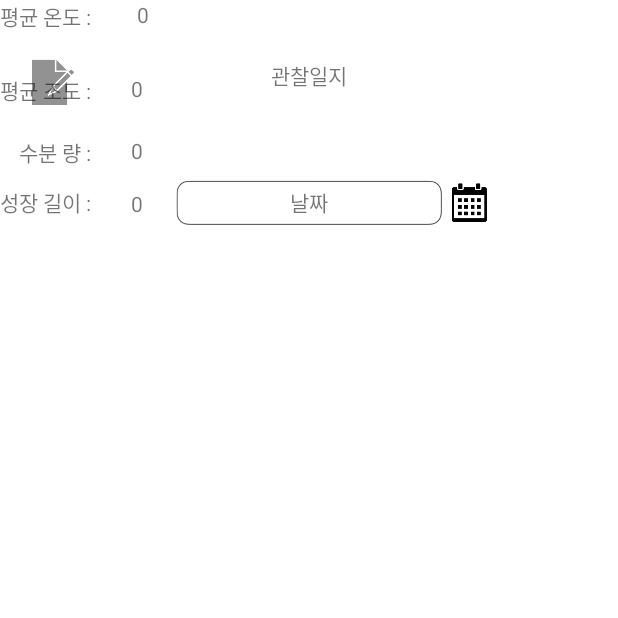
After one commit to sonmyungwon/Software-Development, an Android app: the DiaryActivity screen opened directly, with no data from a screen before it, on a phone screen of 412 x 824 dp, the top half of it. The commit adds this screen. Run offline under Robolectric (Android 15) with nearby library versions, the phone set to English and light mode, and no system bars; our stand-ins replace Firebase (no records; nobody signed in at launch, a user with empty details on screens opened directly).

Commit message:
관찰일지  UI

```diff
--- a/SmartFarmActivity/app/build.gradle
+++ b/SmartFarmActivity/app/build.gradle
@@ -41,6 +41,7 @@ dependencies {
     implementation 'com.google.firebase:firebase-database-ktx:20.0.6'
     implementation 'com.google.firebase:firebase-auth-ktx:21.0.8'
     implementation 'com.google.firebase:firebase-database:20.0.6'
+    implementation 'com.google.firebase:firebase-storage-ktx:20.0.1'
     testImplementation 'junit:junit:4.13.2'
     androidTestImplementation 'androidx.test.ext:junit:1.1.3'
     androidTestImplementation 'androidx.test.espresso:espresso-core:3.4.0'
@@ -49,5 +50,7 @@ dependencies {
     implementation 'com.google.firebase:firebase-analytics-ktx'
     implementation platform('com.google.firebase:firebase-bom:29.0.3')
     implementation 'org.jetbrains.kotlinx:kotlinx-coroutines-android:1.3.3'
-
+    implementation 'com.google.firebase:firebase-core:20.1.2'
+    implementation 'com.google.firebase:firebase-storage:20.0.1'
+    implementation 'com.github.bumptech.glide:glide:4.12.0'
 }
--- /dev/null
+++ b/SmartFarmActivity/app/src/main/java/com/example/myapplication/DiaryActivity.kt
@@ -0,0 +1,75 @@
+package com.example.myapplication
+
+import android.app.DatePickerDialog
+import androidx.appcompat.app.AppCompatActivity
+import android.os.Bundle
+import android.util.Log
+import android.widget.DatePicker
+import android.widget.ImageView
+import android.widget.TextView
+import com.bumptech.glide.Glide
+import com.bumptech.glide.load.engine.DiskCacheStrategy
+import com.google.firebase.auth.FirebaseAuth
+import com.google.firebase.database.FirebaseDatabase
+import com.google.firebase.storage.FirebaseStorage
+import java.util.Calendar
+import java.util.GregorianCalendar
+
+class DiaryActivity : AppCompatActivity() {
+
+    private lateinit var auth : FirebaseAuth
+
+    override fun onCreate(savedInstanceState: Bundle?) {
+
+        super.onCreate(savedInstanceState)
+        setContentView(R.layout.activity_diary)
+
+        val database = FirebaseDatabase.getInstance()
+        val myRef = database.getReference("user/diary/avg_led")
+
+        val avgTemp = findViewById<TextView>(R.id.avgTemp)
+        val avgLight = findViewById<TextView>(R.id.avgLight)
+        val water = findViewById<TextView>(R.id.water)
+        val growth = findViewById<TextView>(R.id.growth)
+
+        val dateBtn = findViewById<ImageView>(R.id.dateBtn)
+        val textDay = findViewById<TextView>(R.id.dayText)
+
+        val today = GregorianCalendar()
+        val year : Int = today.get(Calendar.YEAR)
+        val month : Int = today.get(Calendar.MONTH)
+        val date : Int = today.get(Calendar.DATE)
+
+        dateBtn?.setOnClickListener{
+
+            val dlg = DatePickerDialog(this, object : DatePickerDialog.OnDateSetListener {
+
+                override fun onDateSet(view: DatePicker?,year: Int, month: Int, dayOfMonth: Int)
+                {
+                    Log.d("MAIN", "${year}. ${month + 1}. $dayOfMonth")
+                    textDay.text = "${year}. ${month + 1}. $dayOfMonth"
+                }
+
+            },year,month, date)
+
+            dlg.show()
+        }
+
+        var imageUrl:String = ""
+
+        val storage: FirebaseStorage = FirebaseStorage.getInstance("gs://smartfarmactivity.appspot.com/text_bar.png")
+        var storageRef = storage.reference
+        val pathReference = storageRef.child("images/text_bar.png")
+
+        fun loadImage(imageView: ImageView, url: String){
+            pathReference.downloadUrl.addOnSuccessListener { uri ->
+                Glide.with(imageView.context)
+                    .load(uri)
+                    .diskCacheStrategy(DiskCacheStrategy.NONE)
+                    .centerCrop()
+                    .into(imageView)
+            }
+        }
+
+    }
+}
--- a/SmartFarmActivity/app/src/main/res/layout/activity_auto_control.xml
+++ b/SmartFarmActivity/app/src/main/res/layout/activity_auto_control.xml
@@ -256,7 +256,7 @@
         android:id="@+id/per6"
         android:layout_width="20dp"
         android:layout_height="20dp"
-        android:layout_marginStart="3dp"
+        android:layout_marginStart="4dp"
         android:background="#009688"
         android:visibility="invisible"
         app:layout_constraintStart_toEndOf="@+id/per5"
--- /dev/null
+++ b/SmartFarmActivity/app/src/main/res/layout/activity_diary.xml
@@ -0,0 +1,147 @@
+<?xml version="1.0" encoding="utf-8"?>
+<androidx.constraintlayout.widget.ConstraintLayout xmlns:android="http://schemas.android.com/apk/res/android"
+    xmlns:app="http://schemas.android.com/apk/res-auto"
+    xmlns:tools="http://schemas.android.com/tools"
+    android:layout_width="match_parent"
+    android:layout_height="match_parent"
+    tools:context=".DiaryActivity">
+
+    <TextView
+        android:id="@+id/textView10"
+        android:layout_width="197dp"
+        android:layout_height="44dp"
+        android:layout_marginTop="28dp"
+        android:gravity="center"
+        android:text="관찰일지"
+        app:layout_constraintEnd_toEndOf="parent"
+        app:layout_constraintStart_toStartOf="parent"
+        app:layout_constraintTop_toTopOf="parent" />
+
+    <ImageView
+        android:layout_width="35dp"
+        android:layout_height="37dp"
+        android:layout_marginStart="16dp"
+        android:layout_marginTop="36dp"
+        android:src="@drawable/diary_icon"
+        app:layout_constraintStart_toStartOf="parent"
+        app:layout_constraintTop_toTopOf="parent" />
+
+    <ImageView
+        android:id="@+id/imageView5"
+        android:layout_width="183dp"
+        android:layout_height="38dp"
+        android:layout_marginTop="116dp"
+        android:src="@drawable/text_bar"
+        app:layout_constraintEnd_toEndOf="parent"
+        app:layout_constraintStart_toStartOf="parent"
+        app:layout_constraintTop_toTopOf="parent" />
+
+    <TextView
+        android:id="@+id/dayText"
+        android:layout_width="183dp"
+        android:layout_height="38dp"
+        android:gravity="center"
+        android:text="날짜"
+        app:layout_constraintBottom_toBottomOf="@+id/imageView5"
+        app:layout_constraintEnd_toEndOf="@+id/imageView5"
+        app:layout_constraintHorizontal_bias="0.0"
+        app:layout_constraintStart_toStartOf="@+id/imageView5"
+        app:layout_constraintTop_toTopOf="@+id/imageView5"
+        app:layout_constraintVertical_bias="0.0" />
+
+    <ImageView
+        android:id="@+id/dateBtn"
+        android:layout_width="30dp"
+        android:layout_height="27dp"
+        android:src="@drawable/calender_icon"
+        app:layout_constraintBottom_toBottomOf="@+id/dayText"
+        app:layout_constraintStart_toEndOf="@+id/dayText"
+        app:layout_constraintTop_toTopOf="@+id/dayText" />
+
+    <TextView
+        android:id="@+id/textView26"
+        android:layout_width="wrap_content"
+        android:layout_height="wrap_content"
+        android:text="평균 온도 : "
+        tools:layout_editor_absoluteX="140dp"
+        tools:layout_editor_absoluteY="530dp" />
+
+    <TextView
+        android:id="@+id/textView27"
+        android:layout_width="wrap_content"
+        android:layout_height="wrap_content"
+        android:layout_marginTop="28dp"
+        android:text="평균 조도 : "
+        app:layout_constraintEnd_toEndOf="@+id/textView26"
+        app:layout_constraintHorizontal_bias="0.0"
+        app:layout_constraintStart_toStartOf="@+id/textView26"
+        app:layout_constraintTop_toBottomOf="@+id/textView26" />
+
+    <TextView
+        android:id="@+id/textView29"
+        android:layout_width="wrap_content"
+        android:layout_height="wrap_content"
+        android:layout_marginTop="12dp"
+        android:text="성장 길이 : "
+        app:layout_constraintEnd_toEndOf="@+id/textView28"
+        app:layout_constraintHorizontal_bias="1.0"
+        app:layout_constraintStart_toStartOf="@+id/textView28"
+        app:layout_constraintTop_toBottomOf="@+id/textView28" />
+
+    <TextView
+        android:id="@+id/water"
+        android:layout_width="wrap_content"
+        android:layout_height="wrap_content"
+        android:layout_marginStart="20dp"
+        android:text=" 0 "
+        app:layout_constraintBottom_toBottomOf="@+id/textView28"
+        app:layout_constraintStart_toEndOf="@+id/textView28"
+        app:layout_constraintTop_toTopOf="@+id/textView28"
+        app:layout_constraintVertical_bias="0.0" />
+
+    <TextView
+        android:id="@+id/avgTemp"
+        android:layout_width="wrap_content"
+        android:layout_height="wrap_content"
+        android:layout_marginStart="24dp"
+        android:text=" 0 "
+        app:layout_constraintBottom_toBottomOf="@+id/textView26"
+        app:layout_constraintStart_toEndOf="@+id/textView26"
+        app:layout_constraintTop_toTopOf="@+id/textView26"
+        app:layout_constraintVertical_bias="0.0" />
+
+    <TextView
+        android:id="@+id/growth"
+        android:layout_width="wrap_content"
+        android:layout_height="wrap_content"
+        android:layout_marginStart="20dp"
+        android:text=" 0 "
+        app:layout_constraintBottom_toBottomOf="@+id/textView29"
+        app:layout_constraintStart_toEndOf="@+id/textView29"
+        app:layout_constraintTop_toTopOf="@+id/textView29"
+        app:layout_constraintVertical_bias="1.0" />
+
+    <TextView
+        android:id="@+id/avgLight"
+        android:layout_width="wrap_content"
+        android:layout_height="wrap_content"
+        android:layout_marginStart="20dp"
+        android:text=" 0 "
+        app:layout_constraintBottom_toBottomOf="@+id/textView27"
+        app:layout_constraintStart_toEndOf="@+id/textView27"
+        app:layout_constraintTop_toTopOf="@+id/textView27"
+        app:layout_constraintVertical_bias="0.0" />
+
+    <TextView
+        android:id="@+id/textView28"
+        android:layout_width="wrap_content"
+        android:layout_height="wrap_content"
+        android:layout_marginTop="20dp"
+        android:text="수분 량 : "
+        app:layout_constraintEnd_toEndOf="@+id/textView27"
+        app:layout_constraintHorizontal_bias="1.0"
+        app:layout_constraintStart_toStartOf="@+id/textView27"
+        app:layout_constraintTop_toBottomOf="@+id/textView27" />
+
+
+</androidx.constraintlayout.widget.ConstraintLayout>
--- a/SmartFarmActivity/app/src/main/res/values/themes.xml
+++ b/SmartFarmActivity/app/src/main/res/values/themes.xml
@@ -3,8 +3,8 @@
     <style name="Theme.MyApplication" parent="Theme.MaterialComponents.DayNight.NoActionBar">
         <!-- Primary brand color. -->
         <item name="colorPrimary">@color/purple_500</item>
-        <item name="colorPrimaryVariant">@color/purple_700</item>
-        <item name="colorOnPrimary">@color/white</item>
+        <item name="colorPrimaryVariant">#CCCCCC</item>
+        <item name="colorOnPrimary">@color/black</item>
         <!-- Secondary brand color. -->
         <item name="colorSecondary">@color/teal_200</item>
         <item name="colorSecondaryVariant">@color/teal_700</item>
```
Also changed, not shown: SmartFarmActivity/app/src/main/AndroidManifest.xml (+7 -0 lines), SmartFarmActivity/app/src/main/java/com/example/myapplication/MainActivity2.kt (+11 -8 lines), SmartFarmActivity/app/src/main/res/layout/custom_dialog.xml (deleted, +0 -93 lines), SmartFarmActivity/app/src/main/res/drawable/calender_icon.png (added), SmartFarmActivity/app/src/main/res/drawable/text_bar.png (added).
